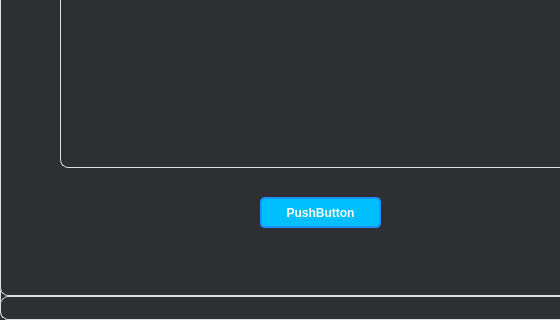
This is lab_5_vr_1/mainwindow.ui in Manakoff/2- as Qt 5 draws it before an edit; both pictures show x 0 to 560 and y 205 to 525 of the 645 by 525 pixel window. The edited form follows.
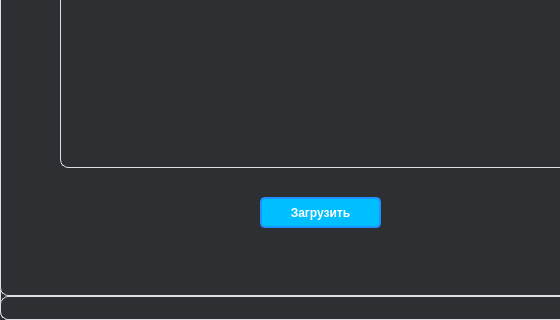
This is the edited form.

The edit to the form file:
```diff
--- a/lab_5_vr_1/mainwindow.ui
+++ b/lab_5_vr_1/mainwindow.ui
@@ -70,7 +70,7 @@
     }</string>
     </property>
     <property name="text">
-     <string>PushButton</string>
+     <string>Загрузить</string>
     </property>
    </widget>
   </widget>
```
